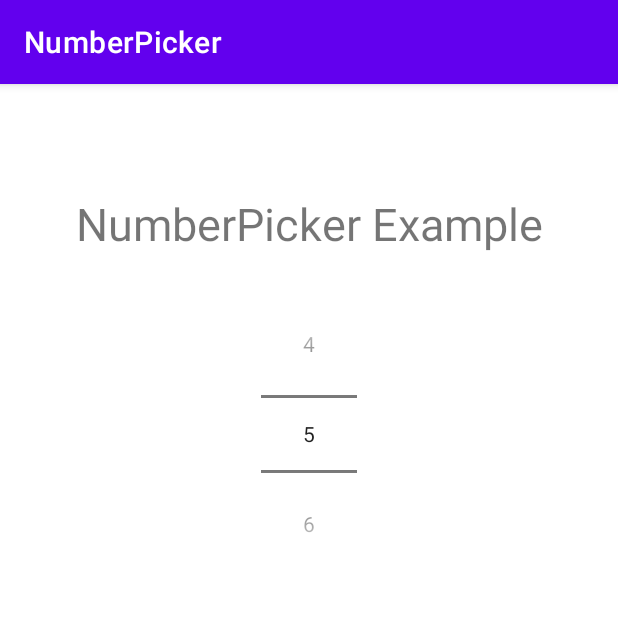
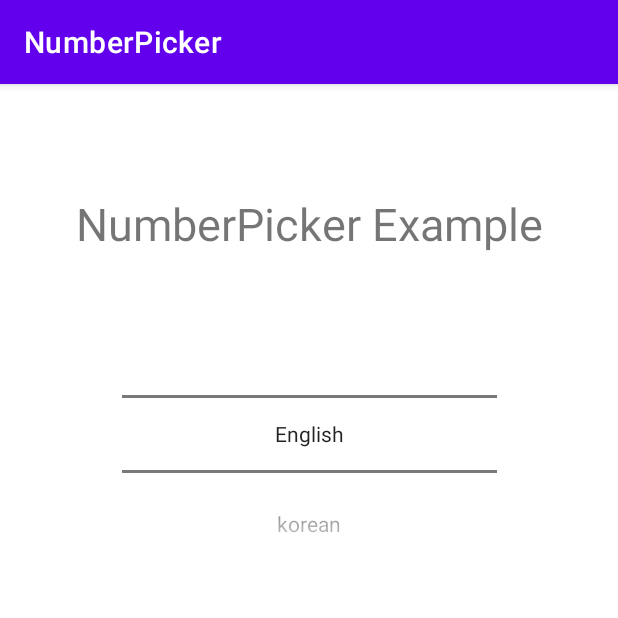
Before and after one commit to leesero2/android-study, an Android app: the screen it shows after launch (MainActivity), on a phone screen of 412 x 824 dp, the top half of it. Run offline under Robolectric (Android 15) with nearby library versions, the phone set to English and light mode, and no system bars.

Commit message:
문자열 넘버피커

```diff
--- /dev/null
+++ b/NumberPicker/NumberPicker/app/src/main/java/com/example/numberpicker/Language.java
@@ -0,0 +1,60 @@
+package com.example.numberpicker;
+
+import java.util.ArrayList;
+
+public class Language {
+
+    private static ArrayList<Language> LanguageArrayList;
+
+    private int id;
+    private String name;
+
+    public Language(int id, String name) {
+        this.id = id;
+        this.name = name;
+    }
+
+    public static void initLanguages()
+    {
+        LanguageArrayList = new ArrayList<>();
+
+        Language english = new Language(0,"English");
+        LanguageArrayList.add(english);
+
+        Language korean = new Language(0,"korean");
+        LanguageArrayList.add(korean);
+
+        Language japanese = new Language(0,"japanese");
+        LanguageArrayList.add(japanese);
+
+    }
+
+    public static ArrayList<Language> getLanguageArrayList() {
+        return LanguageArrayList;
+    }
+
+    public static String[] languageNames()
+    {
+        String[] names = new String[LanguageArrayList.size()];
+        for(int i = 0; i<LanguageArrayList.size(); i++){
+            names[i] = LanguageArrayList.get(i).name;
+        }
+        return names;
+    }
+
+    public int getId() {
+        return id;
+    }
+
+    public void setId(int id) {
+        this.id = id;
+    }
+
+    public String getName() {
+        return name;
+    }
+
+    public void setName(String name) {
+        this.name = name;
+    }
+}
--- a/NumberPicker/NumberPicker/app/src/main/java/com/example/numberpicker/MainActivity.java
+++ b/NumberPicker/NumberPicker/app/src/main/java/com/example/numberpicker/MainActivity.java
@@ -19,14 +19,20 @@ public class MainActivity extends AppCompatActivity {
         textView = (TextView) findViewById(R.id.textViewNumberPicker);
         numberPicker = (NumberPicker) findViewById(R.id.numberPicker);
 
-        numberPicker.setMaxValue(10);
+        Language.initLanguages();
+        numberPicker.setMaxValue(Language.getLanguageArrayList().size() - 1);
         numberPicker.setMinValue(0);
-        numberPicker.setValue(5);
+        numberPicker.setDisplayedValues(Language.languageNames());
+
+
+//        numberPicker.setMaxValue(10);
+//        numberPicker.setMinValue(0);
+        //numberPicker.setValue(5);
 
         numberPicker.setOnValueChangedListener(new NumberPicker.OnValueChangeListener() {
             @Override
             public void onValueChange(NumberPicker numberPicker, int i, int i1) {
-                textView.setText("selected: "+ i1);
+                textView.setText("selected: "+ Language.getLanguageArrayList().get(i1).getName());
             }
         });
 
--- a/NumberPicker/NumberPicker/app/src/main/res/layout/activity_main.xml
+++ b/NumberPicker/NumberPicker/app/src/main/res/layout/activity_main.xml
@@ -21,7 +21,7 @@
 
     <NumberPicker
         android:id="@+id/numberPicker"
-        android:layout_width="wrap_content"
+        android:layout_width="250dp"
         android:layout_height="wrap_content"
         android:layout_marginTop="30dp"
         app:layout_constraintTop_toBottomOf="@+id/textViewNumberPicker"
```
